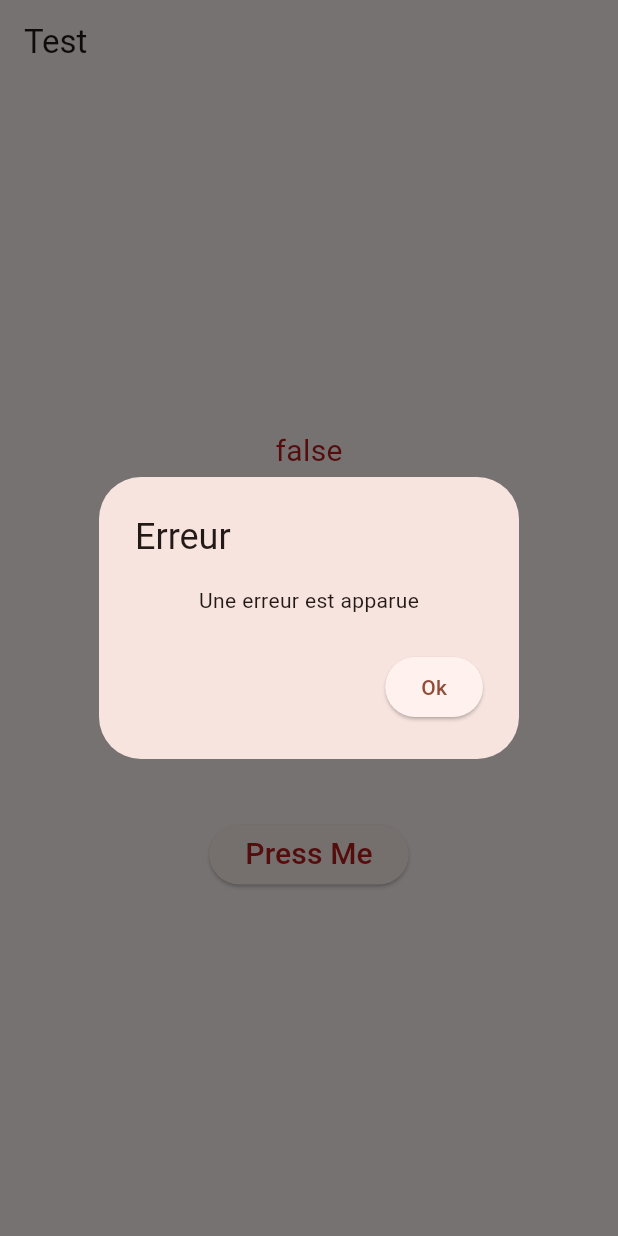
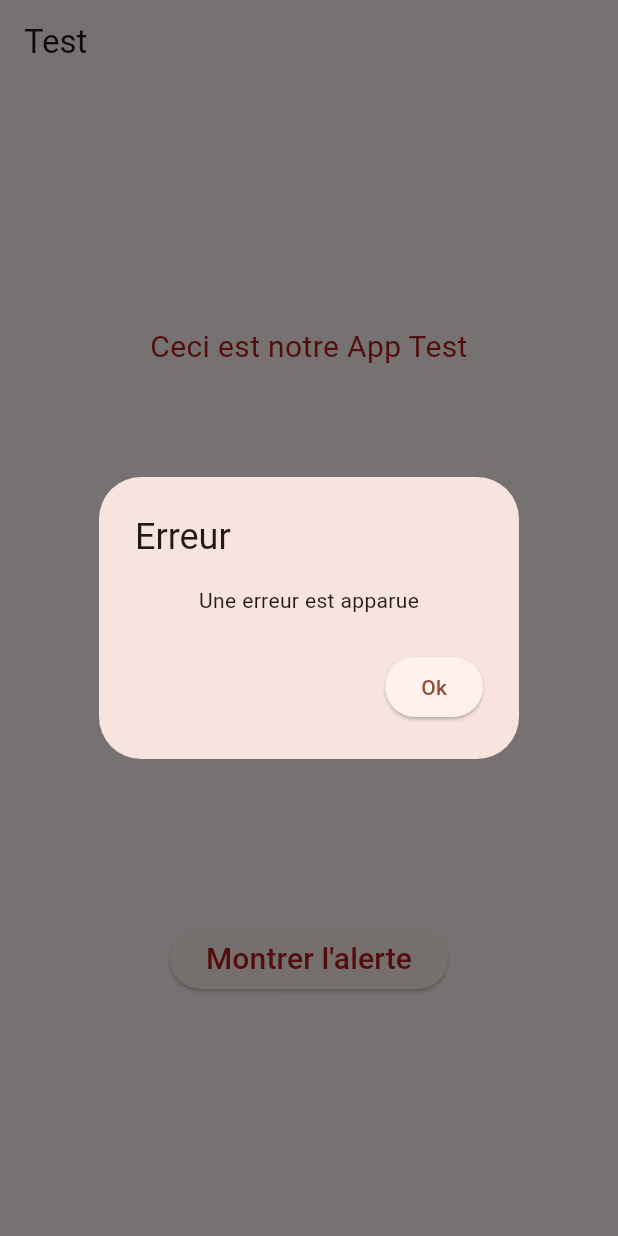
Before and after one commit to Keros67/adaptive_keros, a Flutter app: the screen it shows after launch, after a tap on "Press Me", on a phone screen of 412 x 824 dp. Run offline on Flutter 3.47's test engine with Material 2 defaults, Android fonts, the phone set to English and light mode, and no system bars.

Commit message:
Add Screenshots

```diff
--- a/example/lib/main.dart
+++ b/example/lib/main.dart
@@ -40,16 +40,27 @@ class _MyHomePageState extends State<MyHomePage> {
         mainAxisAlignment: MainAxisAlignment.spaceEvenly,
         children: [
           Adaptive.text(Colors.red[900], 20, TextAlign.center,
-              string: '${Adaptive.isIOS()}'),
+              string: 'Ceci est notre App Test'),
           Adaptive.button(
               onPressed: () => Adaptive.alert(
                   context: context,
                   onPressed: () {
-                    print("Success");
+                    print("Test");
                     Navigator.pop(context);
                   }),
               child: Adaptive.text(Colors.red[900], 20, TextAlign.center,
                   string: 'Press Me')),
+          Adaptive.button(
+            child: Adaptive.text(Colors.red[900], 20, TextAlign.center, string: 'Montrer l\'alerte'),
+            onPressed: (){
+              Adaptive.alert(
+                context: context,
+                onPressed: () {
+                  Navigator.pop(context);
+                }
+              );
+            }
+            )
         ],
       )),
     );
--- a/lib/adaptive_keros.dart
+++ b/lib/adaptive_keros.dart
@@ -6,39 +6,42 @@ import 'dart:io';
 
 class Adaptive {
   ///Check Platform
-  static bool isIOS() => (Platform.isIOS);
+  static bool _isIOS() => (Platform.isIOS);
 
   ///Material Design Adapted
 
   ///Fonction pour le Scaffold adapté
   static Widget scaffold({required String string, required Widget body}) {
-    return isIOS() ? iOSScaffold(string, body) : androidScaffold(string, body);
+    return _isIOS()
+        ? _iOSScaffold(string, body)
+        : _androidScaffold(string, body);
   }
 
   ///Fonction pour le Texte adapté
   static text(Color? color, double? size, TextAlign? align,
       {required String string}) {
-    TextStyle style = textStyle(color, size, align);
-    return isIOS()
-        ? iOSText(align, string: string, style: style)
-        : androidText(align, string: string, style: style);
+    TextStyle style = _textStyle(color, size, align);
+    return _isIOS()
+        ? _iOSText(align, string: string, style: style)
+        : _androidText(align, string: string, style: style);
   }
 
   ///Fonction pour le Bouton adapté
   static button({required Widget child, required VoidCallback onPressed}) {
-    return isIOS()
-        ? iOSButton(child: child, onPressed: onPressed)
-        : androidElevatedButton(child: child, onPressed: onPressed);
+    return _isIOS()
+        ? _iOSButton(child: child, onPressed: onPressed)
+        : _androidElevatedButton(child: child, onPressed: onPressed);
   }
 
   ///Fonction pour le Alerte adapté
-  static Future alert({required BuildContext context, required VoidCallback onPressed}) {
+  static Future alert(
+      {required BuildContext context, required VoidCallback onPressed}) {
     return showDialog(
         context: context,
         builder: (context) {
-          return isIOS()
-              ? iOSErrorAlert(context: context, onPressed: onPressed)
-              : androidErrorAlert(context: context, onPressed: onPressed);
+          return _isIOS()
+              ? _iOSErrorAlert(context: context, onPressed: onPressed)
+              : _androidErrorAlert(context: context, onPressed: onPressed);
         });
   }
 
@@ -46,7 +49,7 @@ class Adaptive {
   ///A ne pas integrer directement au code mais plutôt utiliser les fonctions qui s'adaptent
 
   ///Le Scaffold Android
-  static Scaffold androidScaffold(String string, Widget body) {
+  static Scaffold _androidScaffold(String string, Widget body) {
     return Scaffold(
       appBar: AppBar(
         title: Text(string),
@@ -56,22 +59,24 @@ class Adaptive {
   }
 
   /// Texte Android
-  static Text androidText(TextAlign? align,
+  static Text _androidText(TextAlign? align,
       {required String string, required TextStyle style}) {
     return Text(
       string,
+      textAlign: align,
       style: style,
     );
   }
 
   ///Elevated Button Android
-  static ElevatedButton androidElevatedButton(
+  static ElevatedButton _androidElevatedButton(
       {required Widget child, required VoidCallback onPressed}) {
     return ElevatedButton(onPressed: onPressed, child: child);
   }
 
   ///Alerte Android
-  static androidErrorAlert({required BuildContext context, required VoidCallback onPressed}) {
+  static _androidErrorAlert(
+      {required BuildContext context, required VoidCallback onPressed}) {
     return AlertDialog(
       title: const Text('Erreur'),
       content: const Column(
@@ -80,10 +85,7 @@ class Adaptive {
           Text('Une erreur est apparue'),
         ],
       ),
-      actions: [
-        button(
-            onPressed: onPressed, child: const Text('Ok'))
-      ],
+      actions: [button(onPressed: onPressed, child: const Text('Ok'))],
     );
   }
 
@@ -91,7 +93,7 @@ class Adaptive {
   ///A ne pas integrer directement au code mais plutôt utiliser les fonctions qui s'adaptent
 
   ///Le Scaffold iOS
-  static CupertinoPageScaffold iOSScaffold(String string, Widget body) {
+  static CupertinoPageScaffold _iOSScaffold(String string, Widget body) {
     return CupertinoPageScaffold(
       navigationBar: CupertinoNavigationBar(
         middle: Text(string),
@@ -101,7 +103,7 @@ class Adaptive {
   }
 
   ///Text iOS
-  static DefaultTextStyle iOSText(TextAlign? align,
+  static DefaultTextStyle _iOSText(TextAlign? align,
       {required String string, required TextStyle style}) {
     return DefaultTextStyle(
       style: style,
@@ -113,13 +115,14 @@ class Adaptive {
   }
 
   ///Bouton iOS
-  static CupertinoButton iOSButton(
+  static CupertinoButton _iOSButton(
       {required Widget child, required VoidCallback onPressed}) {
     return CupertinoButton(onPressed: onPressed, child: child);
   }
 
   ///Alerte iOS
-  static iOSErrorAlert({required BuildContext context, required VoidCallback onPressed}) {
+  static _iOSErrorAlert(
+      {required BuildContext context, required VoidCallback onPressed}) {
     return CupertinoAlertDialog(
       title: const Text('Erreur'),
       content: const Column(
@@ -127,10 +130,7 @@ class Adaptive {
           Text('Une erreur est apparue'),
         ],
       ),
-      actions: [
-        button(
-            onPressed: onPressed, child: const Text('Ok'))
-      ],
+      actions: [button(onPressed: onPressed, child: const Text('Ok'))],
     );
   }
 
@@ -138,12 +138,10 @@ class Adaptive {
   ///A ne pas integrer directement au code mais plutôt utiliser les fonctions qui s'adaptent
 
   ///Style de Texte qui s'intègre aux textes iOS et Android
-  static TextStyle textStyle(Color? color, double? size, TextAlign? align) {
+  static TextStyle _textStyle(Color? color, double? size, TextAlign? align) {
     return TextStyle(
       color: color ?? Colors.black,
       fontSize: size ?? 20,
     );
   }
-
-
 }
```
Also changed, not shown: example/pubspec.lock, 2 other files.
